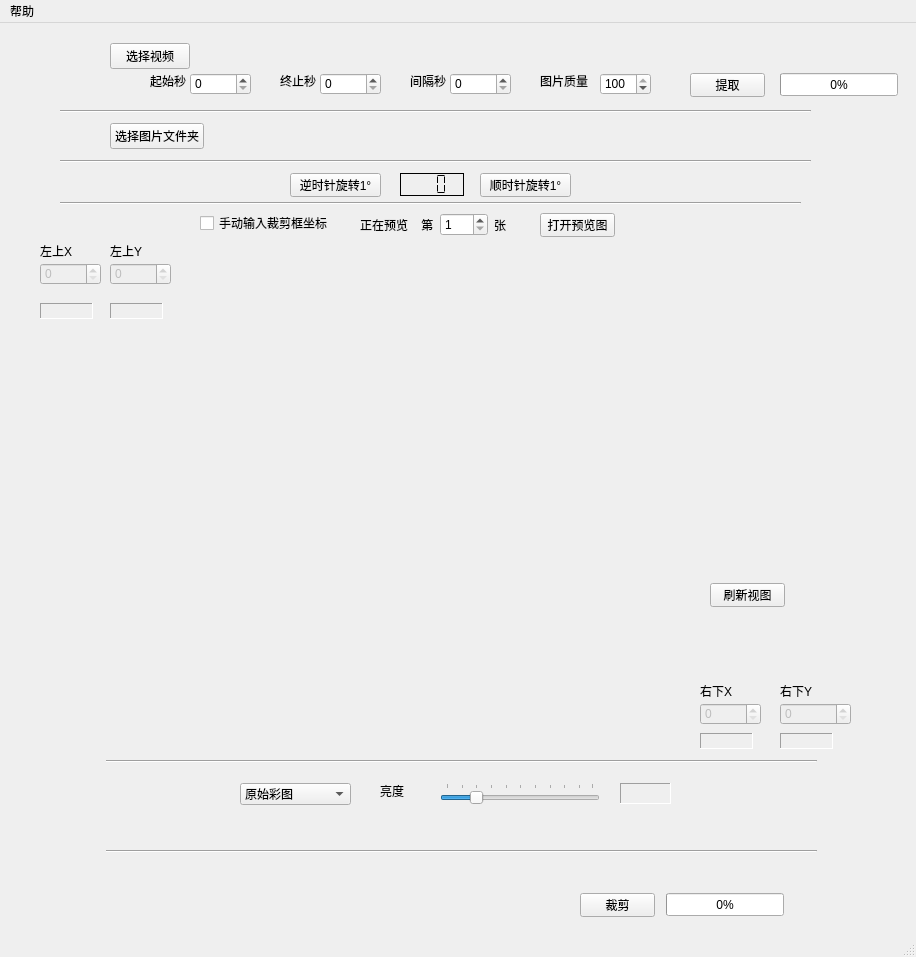
Qt form main.ui (AsgeologeekFan/VideoFC) before a commit.
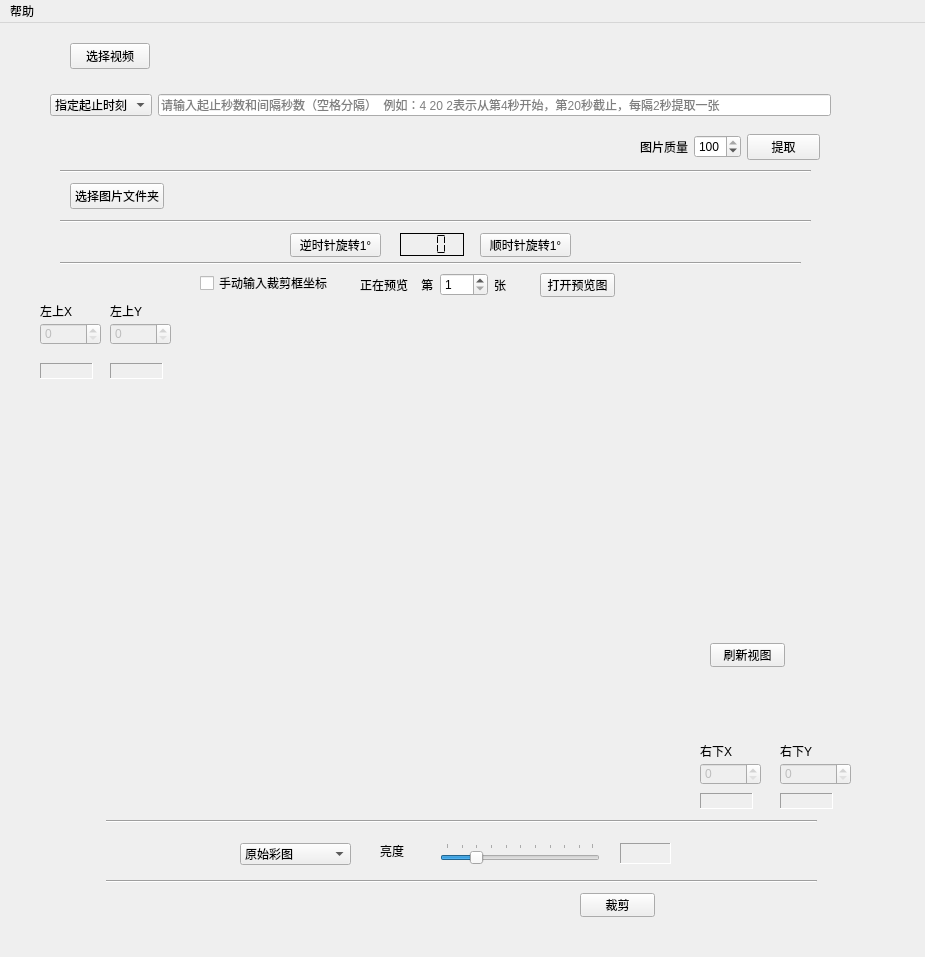
The same form after that commit. Custom widgets are drawn as their Qt base class.

```diff
--- a/main.ui
+++ b/main.ui
@@ -6,7 +6,7 @@
    <rect>
     <x>0</x>
     <y>0</y>
-    <width>916</width>
+    <width>925</width>
     <height>957</height>
    </rect>
   </property>
@@ -21,7 +21,7 @@
     <property name="geometry">
      <rect>
       <x>40</x>
-      <y>240</y>
+      <y>300</y>
       <width>61</width>
       <height>22</height>
      </rect>
@@ -37,7 +37,7 @@
     <property name="geometry">
      <rect>
       <x>110</x>
-      <y>240</y>
+      <y>300</y>
       <width>61</width>
       <height>22</height>
      </rect>
@@ -53,7 +53,7 @@
     <property name="geometry">
      <rect>
       <x>780</x>
-      <y>680</y>
+      <y>740</y>
       <width>71</width>
       <height>22</height>
      </rect>
@@ -69,7 +69,7 @@
     <property name="geometry">
      <rect>
       <x>700</x>
-      <y>680</y>
+      <y>740</y>
       <width>61</width>
       <height>22</height>
      </rect>
@@ -88,7 +88,7 @@
     <property name="geometry">
      <rect>
       <x>40</x>
-      <y>220</y>
+      <y>280</y>
       <width>53</width>
       <height>16</height>
      </rect>
@@ -101,7 +101,7 @@
     <property name="geometry">
      <rect>
       <x>110</x>
-      <y>220</y>
+      <y>280</y>
       <width>53</width>
       <height>16</height>
      </rect>
@@ -114,7 +114,7 @@
     <property name="geometry">
      <rect>
       <x>700</x>
-      <y>660</y>
+      <y>720</y>
       <width>53</width>
       <height>16</height>
      </rect>
@@ -127,7 +127,7 @@
     <property name="geometry">
      <rect>
       <x>780</x>
-      <y>660</y>
+      <y>720</y>
       <width>53</width>
       <height>16</height>
      </rect>
@@ -149,24 +149,11 @@
      <string>裁剪</string>
     </property>
    </widget>
-   <widget class="QProgressBar" name="progressBar">
-    <property name="geometry">
-     <rect>
-      <x>666</x>
-      <y>870</y>
-      <width>118</width>
-      <height>23</height>
-     </rect>
-    </property>
-    <property name="value">
-     <number>0</number>
-    </property>
-   </widget>
    <widget class="QWidget" name="layoutWidget">
     <property name="geometry">
      <rect>
-      <x>110</x>
-      <y>100</y>
+      <x>70</x>
+      <y>160</y>
       <width>700</width>
       <height>26</height>
      </rect>
@@ -198,7 +185,7 @@
     <property name="geometry">
      <rect>
       <x>480</x>
-      <y>150</y>
+      <y>210</y>
       <width>91</width>
       <height>24</height>
      </rect>
@@ -214,7 +201,7 @@
     <property name="geometry">
      <rect>
       <x>290</x>
-      <y>150</y>
+      <y>210</y>
       <width>91</width>
       <height>24</height>
      </rect>
@@ -233,7 +220,7 @@
     <property name="geometry">
      <rect>
       <x>60</x>
-      <y>130</y>
+      <y>190</y>
       <width>751</width>
       <height>16</height>
      </rect>
@@ -246,7 +233,7 @@
     <property name="geometry">
      <rect>
       <x>60</x>
-      <y>170</y>
+      <y>230</y>
       <width>741</width>
       <height>20</height>
      </rect>
@@ -259,7 +246,7 @@
     <property name="geometry">
      <rect>
       <x>106</x>
-      <y>730</y>
+      <y>790</y>
       <width>711</width>
       <height>16</height>
      </rect>
@@ -272,7 +259,7 @@
     <property name="geometry">
      <rect>
       <x>106</x>
-      <y>820</y>
+      <y>850</y>
       <width>711</width>
       <height>16</height>
      </rect>
@@ -285,7 +272,7 @@
     <property name="geometry">
      <rect>
       <x>400</x>
-      <y>150</y>
+      <y>210</y>
       <width>64</width>
       <height>23</height>
      </rect>
@@ -328,7 +315,7 @@
     <property name="geometry">
      <rect>
       <x>240</x>
-      <y>760</y>
+      <y>820</y>
       <width>111</width>
       <height>22</height>
      </rect>
@@ -356,7 +343,7 @@
     <property name="geometry">
      <rect>
       <x>440</x>
-      <y>760</y>
+      <y>820</y>
       <width>160</width>
       <height>22</height>
      </rect>
@@ -378,7 +365,7 @@
     <property name="geometry">
      <rect>
       <x>380</x>
-      <y>760</y>
+      <y>820</y>
       <width>53</width>
       <height>16</height>
      </rect>
@@ -391,7 +378,7 @@
     <property name="geometry">
      <rect>
       <x>620</x>
-      <y>760</y>
+      <y>820</y>
       <width>51</width>
       <height>21</height>
      </rect>
@@ -413,7 +400,7 @@
     <property name="geometry">
      <rect>
       <x>60</x>
-      <y>80</y>
+      <y>140</y>
       <width>751</width>
       <height>16</height>
      </rect>
@@ -422,105 +409,10 @@
      <enum>Qt::Horizontal</enum>
     </property>
    </widget>
-   <widget class="QSpinBox" name="spinBox_initialtime">
-    <property name="geometry">
-     <rect>
-      <x>190</x>
-      <y>50</y>
-      <width>61</width>
-      <height>22</height>
-     </rect>
-    </property>
-   </widget>
-   <widget class="QSpinBox" name="spinBox_endtime">
-    <property name="geometry">
-     <rect>
-      <x>320</x>
-      <y>50</y>
-      <width>61</width>
-      <height>22</height>
-     </rect>
-    </property>
-   </widget>
-   <widget class="QSpinBox" name="spinBox_interval">
-    <property name="geometry">
-     <rect>
-      <x>450</x>
-      <y>50</y>
-      <width>61</width>
-      <height>22</height>
-     </rect>
-    </property>
-   </widget>
-   <widget class="QLabel" name="label_6">
-    <property name="geometry">
-     <rect>
-      <x>150</x>
-      <y>50</y>
-      <width>41</width>
-      <height>16</height>
-     </rect>
-    </property>
-    <property name="text">
-     <string>起始秒</string>
-    </property>
-   </widget>
-   <widget class="QLabel" name="label_7">
-    <property name="geometry">
-     <rect>
-      <x>280</x>
-      <y>50</y>
-      <width>41</width>
-      <height>16</height>
-     </rect>
-    </property>
-    <property name="text">
-     <string>终止秒</string>
-    </property>
-   </widget>
-   <widget class="QLabel" name="label_8">
-    <property name="geometry">
-     <rect>
-      <x>410</x>
-      <y>50</y>
-      <width>53</width>
-      <height>16</height>
-     </rect>
-    </property>
-    <property name="text">
-     <string>间隔秒</string>
-    </property>
-   </widget>
-   <widget class="QPushButton" name="pushButton_extract">
-    <property name="geometry">
-     <rect>
-      <x>690</x>
-      <y>50</y>
-      <width>75</width>
-      <height>24</height>
-     </rect>
-    </property>
-    <property name="text">
-     <string>提取</string>
-    </property>
-   </widget>
-   <widget class="QProgressBar" name="progressBar_video">
-    <property name="geometry">
-     <rect>
-      <x>780</x>
-      <y>50</y>
-      <width>118</width>
-      <height>23</height>
-     </rect>
-    </property>
-    <property name="value">
-     <number>0</number>
-    </property>
-   </widget>
    <widget class="QWidget" name="layoutWidget">
     <property name="geometry">
      <rect>
-      <x>110</x>
+      <x>70</x>
       <y>20</y>
       <width>683</width>
       <height>26</height>
@@ -555,40 +447,11 @@
      </item>
     </layout>
    </widget>
-   <widget class="QSpinBox" name="spinBox_quality">
-    <property name="geometry">
-     <rect>
-      <x>600</x>
-      <y>50</y>
-      <width>51</width>
-      <height>22</height>
-     </rect>
-    </property>
-    <property name="maximum">
-     <number>100</number>
-    </property>
-    <property name="value">
-     <number>100</number>
-    </property>
-   </widget>
-   <widget class="QLabel" name="label_9">
-    <property name="geometry">
-     <rect>
-      <x>540</x>
-      <y>50</y>
-      <width>53</width>
-      <height>16</height>
-     </rect>
-    </property>
-    <property name="text">
-     <string>图片质量</string>
-    </property>
-   </widget>
    <widget class="QWidget" name="layoutWidget">
     <property name="geometry">
      <rect>
       <x>360</x>
-      <y>190</y>
+      <y>250</y>
       <width>182</width>
       <height>23</height>
      </rect>
@@ -630,7 +493,7 @@
     <property name="geometry">
      <rect>
       <x>540</x>
-      <y>190</y>
+      <y>250</y>
       <width>75</width>
       <height>24</height>
      </rect>
@@ -643,7 +506,7 @@
     <property name="geometry">
      <rect>
       <x>180</x>
-      <y>220</y>
+      <y>280</y>
       <width>500</width>
       <height>500</height>
      </rect>
@@ -653,7 +516,7 @@
     <property name="geometry">
      <rect>
       <x>40</x>
-      <y>280</y>
+      <y>340</y>
       <width>53</width>
       <height>16</height>
      </rect>
@@ -672,7 +535,7 @@
     <property name="geometry">
      <rect>
       <x>110</x>
-      <y>280</y>
+      <y>340</y>
       <width>53</width>
       <height>16</height>
      </rect>
@@ -691,7 +554,7 @@
     <property name="geometry">
      <rect>
       <x>700</x>
-      <y>710</y>
+      <y>770</y>
       <width>53</width>
       <height>16</height>
      </rect>
@@ -710,7 +573,7 @@
     <property name="geometry">
      <rect>
       <x>780</x>
-      <y>710</y>
+      <y>770</y>
       <width>53</width>
       <height>16</height>
      </rect>
@@ -729,7 +592,7 @@
     <property name="geometry">
      <rect>
       <x>200</x>
-      <y>190</y>
+      <y>250</y>
       <width>141</width>
       <height>20</height>
      </rect>
@@ -742,7 +605,7 @@
     <property name="geometry">
      <rect>
       <x>710</x>
-      <y>560</y>
+      <y>620</y>
       <width>75</width>
       <height>24</height>
      </rect>
@@ -751,6 +614,88 @@
      <string>刷新视图</string>
     </property>
    </widget>
+   <widget class="QWidget" name="layoutWidget">
+    <property name="geometry">
+     <rect>
+      <x>50</x>
+      <y>70</y>
+      <width>781</width>
+      <height>24</height>
+     </rect>
+    </property>
+    <layout class="QHBoxLayout" name="horizontalLayout_4">
+     <item>
+      <widget class="QComboBox" name="comboBox_extract_method">
+       <item>
+        <property name="text">
+         <string>指定起止时刻</string>
+        </property>
+       </item>
+       <item>
+        <property name="text">
+         <string>提取特定秒</string>
+        </property>
+       </item>
+       <item>
+        <property name="text">
+         <string>提取特定帧</string>
+        </property>
+       </item>
+      </widget>
+     </item>
+     <item>
+      <widget class="QLineEdit" name="lineEdit">
+       <property name="enabled">
+        <bool>true</bool>
+       </property>
+       <property name="text">
+        <string/>
+       </property>
+       <property name="placeholderText">
+        <string>请输入起止秒数和间隔秒数（空格分隔）  例如：4 20 2表示从第4秒开始，第20秒截止，每隔2秒提取一张</string>
+       </property>
+      </widget>
+     </item>
+    </layout>
+   </widget>
+   <widget class="QWidget" name="">
+    <property name="geometry">
+     <rect>
+      <x>640</x>
+      <y>111</y>
+      <width>180</width>
+      <height>26</height>
+     </rect>
+    </property>
+    <layout class="QHBoxLayout" name="horizontalLayout_5">
+     <item>
+      <widget class="QLabel" name="label_9">
+       <property name="text">
+        <string>图片质量</string>
+       </property>
+      </widget>
+     </item>
+     <item>
+      <widget class="QSpinBox" name="spinBox_quality">
+       <property name="maximum">
+        <number>100</number>
+       </property>
+       <property name="value">
+        <number>100</number>
+       </property>
+      </widget>
+     </item>
+     <item>
+      <widget class="QPushButton" name="pushButton_extract">
+       <property name="text">
+        <string>提取</string>
+       </property>
+      </widget>
+     </item>
+    </layout>
+   </widget>
+   <zorder>layoutWidget</zorder>
+   <zorder>layoutWidget</zorder>
    <zorder>layoutWidget</zorder>
    <zorder>layoutWidget</zorder>
    <zorder>spinBox_leftup_x</zorder>
@@ -800,7 +745,7 @@
     <rect>
      <x>0</x>
      <y>0</y>
-     <width>916</width>
+     <width>925</width>
      <height>22</height>
     </rect>
    </property>
@@ -812,7 +757,17 @@
    </widget>
    <addaction name="menu"/>
   </widget>
-  <widget class="QStatusBar" name="statusbar"/>
+  <widget class="QStatusBar" name="statusbar">
+   <property name="statusTip">
+    <string/>
+   </property>
+   <property name="autoFillBackground">
+    <bool>false</bool>
+   </property>
+   <property name="sizeGripEnabled">
+    <bool>false</bool>
+   </property>
+  </widget>
   <action name="actionCopyright">
    <property name="text">
     <string>Copyright</string>
```
Left out of the diff: 18 changed lines with no effect on the pictures.
